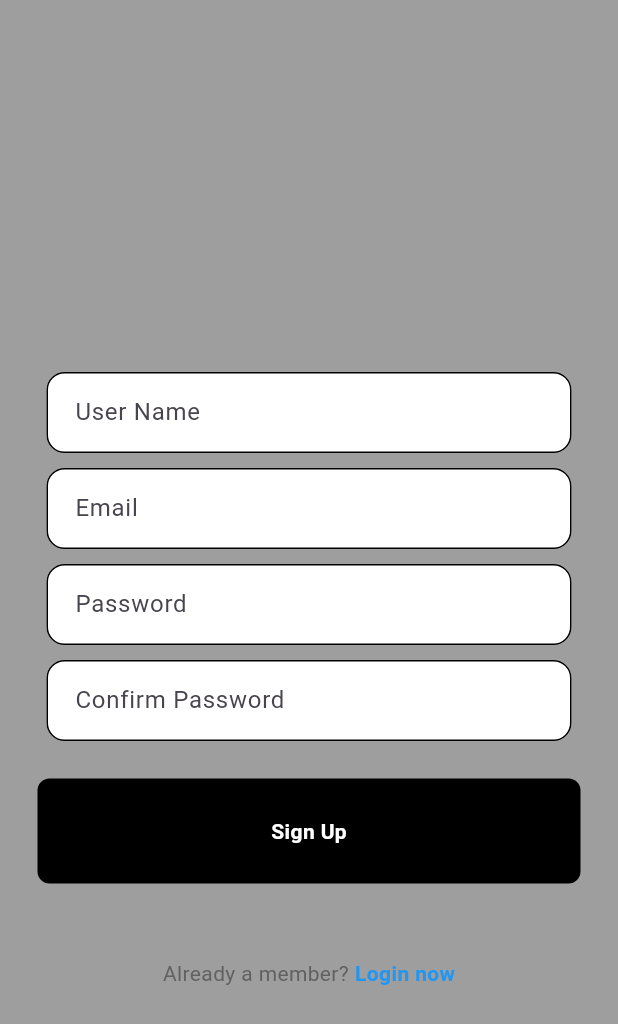
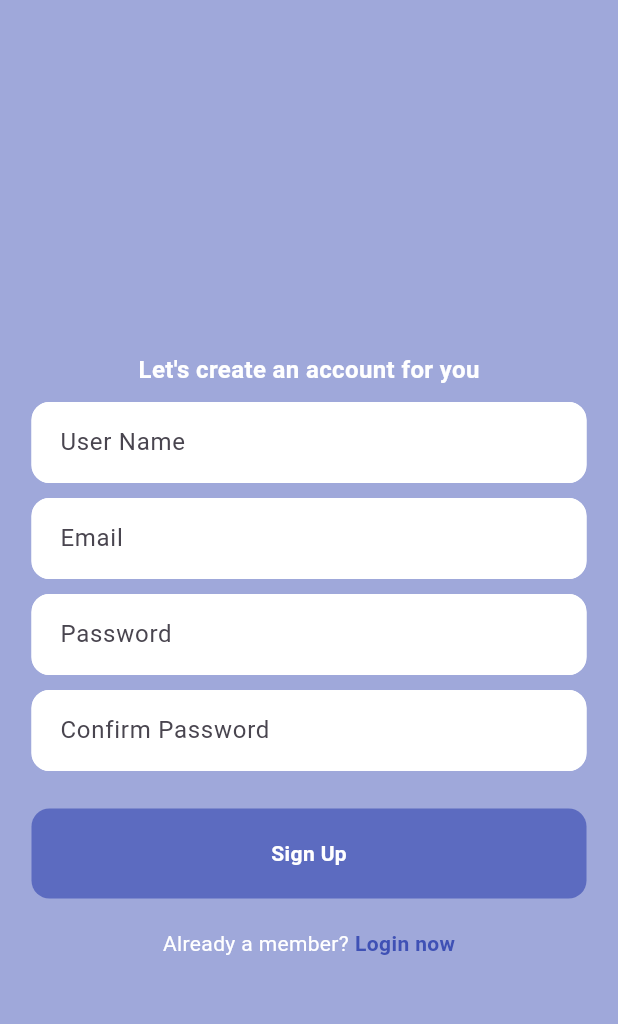
Before and after one commit to ShrutiShinde2003/AI_Study_Planner, a Flutter app: the screen it shows after launch, after a tap on "Get Started", on a phone screen of 412 x 824 dp. Shown: the top 1024 px of the screen. Run offline on Flutter 3.47's test engine with Material 3 defaults, Android fonts, the phone set to English and light mode, and no system bars; our stand-ins replace cloud_firestore, firebase_auth, firebase_core, fl_chart, google_generative_ai; accounts and stored records are empty.

Commit message:
Made UI changes

```diff
--- a/lib/components/my_button.dart
+++ b/lib/components/my_button.dart
@@ -15,11 +15,12 @@ class MyButton extends StatelessWidget {
     return GestureDetector(
       onTap: onTap,
       child: Container(
-        padding: const EdgeInsets.all(25),
-        margin: const EdgeInsets.symmetric(horizontal: 25),
+        width: 370,
+        padding: const EdgeInsets.all(20),
+        margin: const EdgeInsets.symmetric(horizontal: 20),
         decoration: BoxDecoration(
-          color: Colors.black,
-          borderRadius: BorderRadius.circular(8),
+          color: Colors.indigo.shade400,
+          borderRadius: BorderRadius.circular(12),
         ),
         child: Center( // Removed const here
           child: Text(
--- a/lib/pages/dashboard.dart
+++ b/lib/pages/dashboard.dart
@@ -1,7 +1,7 @@
 import 'package:fl_chart/fl_chart.dart';
 import 'package:flutter/material.dart';
 import 'package:study_planner/models/todo_item.dart';
-import 'package:study_planner/services/firestore_service.dart';
+import 'package:study_planner/services/firestore_service(tasks).dart';
 
 class DashboardPage extends StatefulWidget {
   @override
--- a/lib/pages/register_page.dart
+++ b/lib/pages/register_page.dart
@@ -57,7 +57,7 @@ class _RegisterPageState extends State<RegisterPage> {
   @override
   Widget build(BuildContext context) {
     return Scaffold(
-      backgroundColor: Colors.grey,
+      backgroundColor: Colors.indigo.shade200, // background color
       body: SafeArea(
         child: Center(
           child: Column(
@@ -68,8 +68,9 @@ class _RegisterPageState extends State<RegisterPage> {
               Text(
                 'Let\'s create an account for you',
                 style: TextStyle(
-                  color: Colors.grey,
+                  color: Colors.white,
                   fontSize: 16,
+                  fontWeight: FontWeight.bold
                 ),
               ),
 
@@ -77,7 +78,7 @@ class _RegisterPageState extends State<RegisterPage> {
 
               // Username textfield
               SizedBox(
-                width: 350,
+                width: 370,
                 child: TextField(
                   controller: userNameController,
                   obscureText: false,
@@ -92,14 +93,14 @@ class _RegisterPageState extends State<RegisterPage> {
                     enabledBorder: OutlineInputBorder(
                       borderRadius: BorderRadius.circular(12), // Corner radius
                       borderSide: const BorderSide(
-                        color: Colors.black, // Border color for enabled state
+                        color: Colors.white, // Border color for enabled state
                         width: 1, // Border width
                       ),
                     ),
                     focusedBorder: OutlineInputBorder(
                       borderRadius: BorderRadius.circular(12), // Corner radius
                       borderSide: const BorderSide(
-                        color: Colors.deepPurple, // Border color for focused state
+                        color: Colors.indigo, // Border color for focused state
                         width: 1, // Border width
                       ),
                     ),
@@ -115,7 +116,7 @@ class _RegisterPageState extends State<RegisterPage> {
 
               // Email textfield
               SizedBox(
-                width: 350,
+                width: 370,
                 child: TextField(
                   controller: emailController,
                   obscureText: false,
@@ -130,14 +131,14 @@ class _RegisterPageState extends State<RegisterPage> {
                     enabledBorder: OutlineInputBorder(
                       borderRadius: BorderRadius.circular(12), // Corner radius
                       borderSide: const BorderSide(
-                        color: Colors.black, // Border color for enabled state
+                        color: Colors.white, // Border color for enabled state
                         width: 1, // Border width
                       ),
                     ),
                     focusedBorder: OutlineInputBorder(
                       borderRadius: BorderRadius.circular(12), // Corner radius
                       borderSide: const BorderSide(
-                        color: Colors.deepPurple, // Border color for focused state
+                        color: Colors.indigo, // Border color for focused state
                         width: 1, // Border width
                       ),
                     ),
@@ -153,7 +154,7 @@ class _RegisterPageState extends State<RegisterPage> {
 
               // Password textfield
               SizedBox(
-                width: 350,
+                width: 370,
                 child: TextField(
                   controller: passwordController,
                   obscureText: true,
@@ -168,14 +169,14 @@ class _RegisterPageState extends State<RegisterPage> {
                     enabledBorder: OutlineInputBorder(
                       borderRadius: BorderRadius.circular(12), // Corner radius
                       borderSide: const BorderSide(
-                        color: Colors.black, // Border color for enabled state
+                        color: Colors.white, // Border color for enabled state
                         width: 1, // Border width
                       ),
                     ),
                     focusedBorder: OutlineInputBorder(
                       borderRadius: BorderRadius.circular(12), // Corner radius
                       borderSide: const BorderSide(
-                        color: Colors.deepPurple, // Border color for focused state
+                        color: Colors.indigo, // Border color for focused state
                         width: 1, // Border width
                       ),
                     ),
@@ -191,7 +192,7 @@ class _RegisterPageState extends State<RegisterPage> {
 
               /// Confirm Password textfield
               SizedBox(
-                width: 350,
+                width: 370,
                 child: TextField(
                   controller: confirmPasswordController,
                   obscureText: true,
@@ -206,14 +207,14 @@ class _RegisterPageState extends State<RegisterPage> {
                     enabledBorder: OutlineInputBorder(
                       borderRadius: BorderRadius.circular(12), // Corner radius
                       borderSide: const BorderSide(
-                        color: Colors.black, // Border color for enabled state
+                        color: Colors.white, // Border color for enabled state
                         width: 1, // Border width
                       ),
                     ),
                     focusedBorder: OutlineInputBorder(
                       borderRadius: BorderRadius.circular(12), // Corner radius
                       borderSide: const BorderSide(
-                        color: Colors.deepPurple, // Border color for focused state
+                        color: Colors.indigo, // Border color for focused state
                         width: 1, // Border width
                       ),
                     ),
@@ -305,7 +306,7 @@ class _RegisterPageState extends State<RegisterPage> {
                 },
               ),
 
-              const SizedBox(height: 50),
+              const SizedBox(height: 20),
 
               // Already a member? Login here
               Row(
@@ -313,7 +314,7 @@ class _RegisterPageState extends State<RegisterPage> {
                 children: [
                   Text(
                     'Already a member?',
-                    style: TextStyle(color: Colors.grey[700]),
+                    style: TextStyle(color: Colors.white),
                   ),
                   const SizedBox(width: 4),
                   GestureDetector(
@@ -321,7 +322,7 @@ class _RegisterPageState extends State<RegisterPage> {
                     child: const Text(
                       'Login now',
                       style: TextStyle(
-                        color: Colors.blue,
+                        color: Colors.indigo,
                         fontWeight: FontWeight.bold,
                       ),
                     ),
--- a/lib/pages/start_page.dart
+++ b/lib/pages/start_page.dart
@@ -1,6 +1,6 @@
 import 'package:flutter/material.dart';
-import 'register_page.dart'; // Import your RegisterPage
-import 'login_page.dart'; // Import your LoginPage
+import 'register_page.dart';
+import 'login_page.dart';
 
 class WelcomePage extends StatelessWidget {
   const WelcomePage({super.key});
@@ -8,54 +8,73 @@ class WelcomePage extends StatelessWidget {
   @override
   Widget build(BuildContext context) {
     return Scaffold(
-      backgroundColor: const Color.fromARGB(255, 90, 82, 210), // background color
+      backgroundColor: Colors.indigo.shade200,
       body: SafeArea(
         child: Column(
-          mainAxisAlignment: MainAxisAlignment.start,
           children: [
-            // Illustration Section (Now at the top)
+            // Illustration Section
             Padding(
-              padding: const EdgeInsets.symmetric(vertical: 40.0),
+              padding: const EdgeInsets.symmetric(vertical: 25.0),
               child: Center(
                 child: Image.asset(
-                  'lib/assets/images/start.png', // Replace with your image path
-                  height: 350, // Adjust height as needed
+                  'lib/assets/images/start.png',
+                  height: 500,
                 ),
               ),
             ),
 
+            // Pushes White Box to Bottom
             const Spacer(),
 
-            // Tagline Section
-            Padding(
-              padding: const EdgeInsets.symmetric(horizontal: 20.0),
+            // White Box Section
+            Align(
+              alignment: Alignment.bottomCenter,
+              child: Container(
+                height: 200,
+                width: double.infinity, // Makes it stretch horizontally
+                constraints: const BoxConstraints(
+                  maxWidth: 370, // Restrict width for better appearance
+                ),
+                margin: const EdgeInsets.only(bottom: 30), // Space from bottom
+                padding: const EdgeInsets.all(20),
+                decoration: BoxDecoration(
+                  color: Colors.white,
+                  borderRadius: BorderRadius.circular(18),
+                  boxShadow: [
+                    BoxShadow(
+                      color: Colors.black26,
+                      blurRadius: 10,
+                      offset: Offset(0, 7),
+                    ),
+                  ],
+                ),
                 child: Column(
+                  mainAxisSize: MainAxisSize.min, // Shrinks to fit content
                   children: [
                     const Text(
                       "Enjoy learning at your own pace!",
+                      textAlign: TextAlign.center,
                       style: TextStyle(
-                      color: Colors.white,
+                        color: Colors.black,
                         fontSize: 18,
                         fontWeight: FontWeight.w500,
                       ),
                     ),
-                  const SizedBox(height: 20),
+                    const SizedBox(height: 15),
 
                     // Get Started Button
                     ElevatedButton(
                       style: ElevatedButton.styleFrom(
-                      backgroundColor: const Color.fromARGB(255, 90, 82, 210),
+                        backgroundColor: Colors.indigo.shade400,
                         shape: RoundedRectangleBorder(
-                        borderRadius: BorderRadius.circular(25),
+                          borderRadius: BorderRadius.circular(18),
                         ),
                         padding: const EdgeInsets.symmetric(
-                        vertical: 15,
-                        horizontal: 100,
+                          vertical: 12,
+                          horizontal: 110,
                         ),
-                      elevation: 5,
                       ),
                       onPressed: () {
-                      // Navigate to the Register Page
                         Navigator.push(
                           context,
                           MaterialPageRoute(
@@ -66,13 +85,13 @@ class WelcomePage extends StatelessWidget {
                       child: const Text(
                         "Get Started",
                         style: TextStyle(
-                        color: Colors.white, // white text
+                          color: Colors.white,
                           fontWeight: FontWeight.bold,
                           fontSize: 16,
                         ),
                       ),
                     ),
-                  const SizedBox(height: 20),
+                    const SizedBox(height: 15),
 
                     // Already a Member? Login Section
                     Row(
@@ -81,14 +100,13 @@ class WelcomePage extends StatelessWidget {
                         const Text(
                           "Already a member?",
                           style: TextStyle(
-                          color: Colors.white,
+                            color: Colors.black,
                             fontSize: 14,
                           ),
                         ),
-                      const SizedBox(width: 4),
+                        const SizedBox(width: 8),
                         GestureDetector(
                           onTap: () {
-                          // Navigate to the Login Page
                             Navigator.push(
                               context,
                               MaterialPageRoute(
@@ -99,23 +117,21 @@ class WelcomePage extends StatelessWidget {
                           child: const Text(
                             "Login now",
                             style: TextStyle(
-                            color:Colors.white,
+                              color: Colors.indigo,
                               fontSize: 14,
                               fontWeight: FontWeight.bold,
-                            decoration: TextDecoration.underline,
                             ),
                           ),
                         ),
                       ],
                     ),
-
-                  const SizedBox(height: 20),
                   ],
+                ),
               ),
             ),
           ],
         ),
-    )
+      ),
     );
   }
 }
--- a/lib/pages/todo_list.dart
+++ b/lib/pages/todo_list.dart
@@ -1,7 +1,7 @@
 import 'package:flutter/material.dart';
 import 'package:firebase_auth/firebase_auth.dart';
 import 'package:study_planner/models/todo_item.dart';
-import 'package:study_planner/services/firestore_service.dart';
+import 'package:study_planner/services/firestore_service(tasks).dart';
 
 class TodoListPage extends StatefulWidget {
   @override
```
Also changed, not shown: lib/pages/gemini_ai.dart (+37 -17 lines), lib/pages/home_page.dart (+12 -12 lines), lib/pages/login_page.dart (+16 -12 lines), flutter_02.png (added), flutter_03.png (added), lib/services/firestore_service(tasks).dart (renamed from lib/services/firestore_service.dart). Lines whose indentation alone changed are shown as unchanged.
